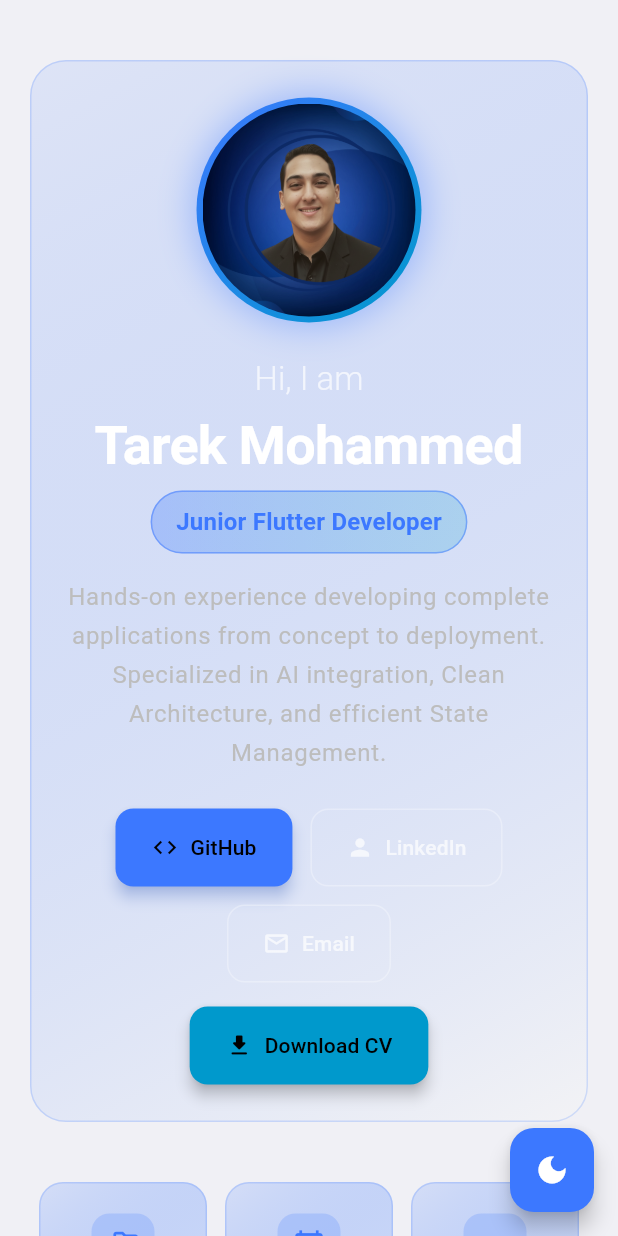
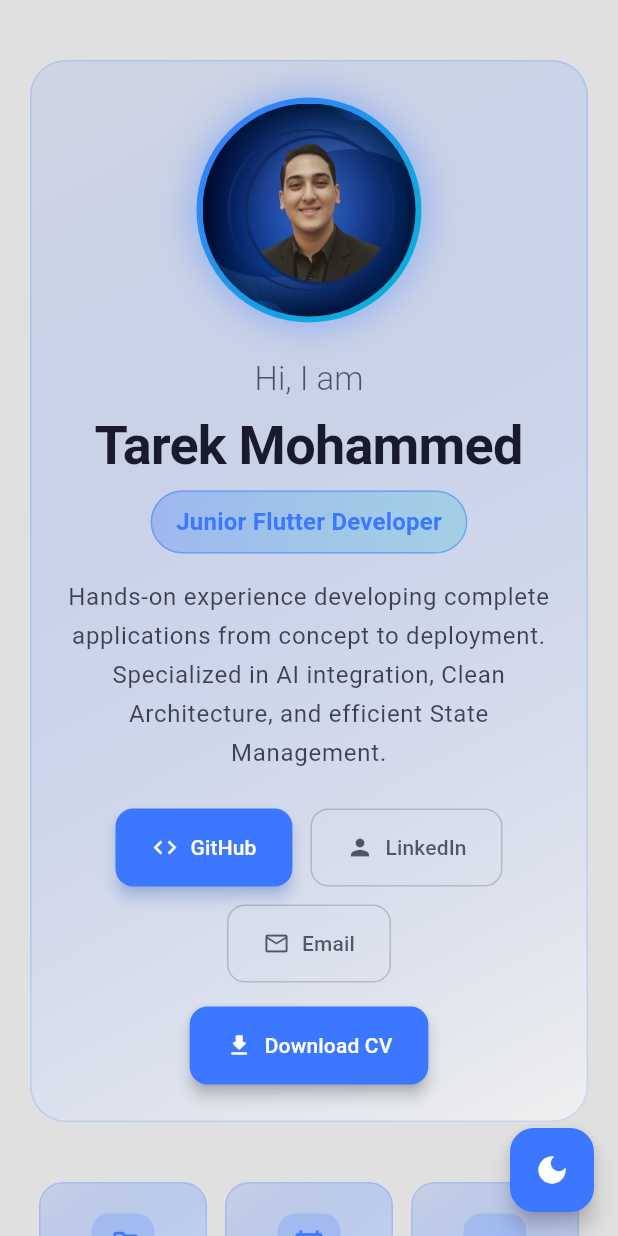
Before and after one commit to TarekMohammedgg/TarekMohammed.github.io, a Flutter app: the screen it shows after launch, after a tap on the "light mode" icon, on a phone screen of 412 x 824 dp. Run offline on Flutter 3.47's test engine with Material 3 defaults, Android fonts, the phone set to English and light mode, and no system bars.

Commit message:
update the light and dark mode

```diff
--- a/lib/features/home/presentation/views/desktop_layout.dart
+++ b/lib/features/home/presentation/views/desktop_layout.dart
@@ -16,8 +16,7 @@ class DesktopLayout extends StatelessWidget {
     final screenWidth = MediaQuery.of(context).size.width;
     final isWideDesktop = screenWidth > 1200;
 
-    return Scaffold(
-      body: SingleChildScrollView(
+    return SingleChildScrollView(
       child: Center(
         child: ConstrainedBox(
           constraints: const BoxConstraints(maxWidth: 1400),
@@ -83,7 +82,6 @@ class DesktopLayout extends StatelessWidget {
           ),
         ),
       ),
-      ),
     );
   }
 
@@ -112,7 +110,7 @@ class DesktopLayout extends StatelessWidget {
         Text(
           title,
           style: theme.textTheme.headlineMedium?.copyWith(
-            color: Colors.white,
+            color: theme.colorScheme.onSurface,
             fontWeight: FontWeight.bold,
             letterSpacing: -0.5,
           ),
@@ -136,16 +134,17 @@ class DesktopLayout extends StatelessWidget {
   }
 
   Widget _buildFooter(BuildContext context) {
+    final theme = Theme.of(context);
     return Container(
       padding: const EdgeInsets.symmetric(vertical: 32),
       child: Column(
         children: [
-          Divider(color: Colors.white.withOpacity(0.1)),
+          Divider(color: theme.colorScheme.onSurface.withOpacity(0.1)),
           const SizedBox(height: 24),
           Text(
             "© 2026 Tarek Mohammed. Built with Flutter ❤️",
             style: TextStyle(
-              color: Colors.white.withOpacity(0.5),
+              color: theme.colorScheme.onSurface.withOpacity(0.5),
               fontSize: 14,
             ),
           ),
--- a/lib/features/home/presentation/views/mobile_layout.dart
+++ b/lib/features/home/presentation/views/mobile_layout.dart
@@ -14,8 +14,7 @@ class MobileLayout extends StatelessWidget {
   Widget build(BuildContext context) {
     final vm = context.watch<PortfolioViewModel>();
 
-    return Scaffold(
-      body: SingleChildScrollView(
+    return SingleChildScrollView(
       child: Padding(
         padding: const EdgeInsets.symmetric(horizontal: 20, vertical: 40),
         child: Column(
@@ -72,7 +71,6 @@ class MobileLayout extends StatelessWidget {
           ],
         ),
       ),
-      ),
     );
   }
 
@@ -101,7 +99,7 @@ class MobileLayout extends StatelessWidget {
         Text(
           title,
           style: theme.textTheme.headlineSmall?.copyWith(
-            color: Colors.white,
+            color: theme.colorScheme.onSurface,
             fontWeight: FontWeight.bold,
           ),
         ),
@@ -121,16 +119,17 @@ class MobileLayout extends StatelessWidget {
   }
 
   Widget _buildFooter(BuildContext context) {
+    final theme = Theme.of(context);
     return Container(
       padding: const EdgeInsets.symmetric(vertical: 24),
       child: Column(
         children: [
-          Divider(color: Colors.white.withOpacity(0.1)),
+          Divider(color: theme.colorScheme.onSurface.withOpacity(0.1)),
           const SizedBox(height: 16),
           Text(
             "© 2026 Tarek Mohammed",
             style: TextStyle(
-              color: Colors.white.withOpacity(0.5),
+              color: theme.colorScheme.onSurface.withOpacity(0.5),
               fontSize: 13,
             ),
           ),
@@ -138,7 +137,7 @@ class MobileLayout extends StatelessWidget {
           Text(
             "Built with Flutter ❤️",
             style: TextStyle(
-              color: Colors.white.withOpacity(0.4),
+              color: theme.colorScheme.onSurface.withOpacity(0.4),
               fontSize: 12,
             ),
           ),
--- a/lib/features/home/presentation/views/profile.dart
+++ b/lib/features/home/presentation/views/profile.dart
@@ -48,6 +48,7 @@ class MyPortfolioApp extends StatelessWidget {
   }
 
   ThemeData _buildLightTheme() {
+    const darkTextColor = Color(0xFF1A1A2E);
     return ThemeData(
       useMaterial3: true,
       brightness: Brightness.light,
@@ -55,28 +56,38 @@ class MyPortfolioApp extends StatelessWidget {
         seedColor: const Color(0xFF3C78FF),
         brightness: Brightness.light,
         primary: const Color(0xFF3C78FF),
-        secondary: const Color(0xFF0099CC),
-        surface: const Color(0xFFF5F5F5),
+        onPrimary: Colors.white,
+        secondary: const Color(0xFF00B8D4),
+        surface: Colors.white,
+        onSurface: darkTextColor,
       ),
-      scaffoldBackgroundColor: const Color(0xFFF0F0F5),
-      cardTheme: CardThemeData(
-        color: Colors.white,
-        elevation: 4,
-        shape: RoundedRectangleBorder(borderRadius: BorderRadius.circular(16)),
-      ),
+      scaffoldBackgroundColor:
+          Colors.grey.shade300, // Sophisticated off-white shade
       textTheme: const TextTheme(
         displayLarge: TextStyle(
           fontWeight: FontWeight.bold,
-          color: Colors.black87,
+          color: darkTextColor,
         ),
         displayMedium: TextStyle(
           fontWeight: FontWeight.bold,
-          color: Colors.black87,
+          color: darkTextColor,
         ),
         displaySmall: TextStyle(
           fontWeight: FontWeight.bold,
-          color: Colors.black87,
+          color: darkTextColor,
         ),
+        headlineMedium: TextStyle(
+          fontWeight: FontWeight.bold,
+          color: darkTextColor,
+        ),
+        titleLarge: TextStyle(
+          fontWeight: FontWeight.bold,
+          color: darkTextColor,
+        ),
+        titleMedium: TextStyle(color: darkTextColor),
+        bodyLarge: TextStyle(color: darkTextColor),
+        bodyMedium: TextStyle(color: darkTextColor),
+        bodySmall: TextStyle(color: Color(0xFF505070)),
       ),
     );
   }
--- a/lib/features/home/presentation/views/widgets/about_me_section.dart
+++ b/lib/features/home/presentation/views/widgets/about_me_section.dart
@@ -56,7 +56,7 @@ class AboutMeSection extends StatelessWidget {
               Text(
                 "About Me",
                 style: theme.textTheme.headlineMedium?.copyWith(
-                  color: Colors.white,
+                  color: theme.colorScheme.onSurface,
                   fontWeight: FontWeight.bold,
                 ),
               ),
@@ -68,7 +68,7 @@ class AboutMeSection extends StatelessWidget {
           Text(
             vm.aboutMeIntro,
             style: theme.textTheme.bodyLarge?.copyWith(
-              color: Colors.grey[300],
+              color: theme.colorScheme.onSurface.withOpacity(0.8),
               height: 1.6,
             ),
           ),
@@ -127,7 +127,7 @@ class AboutMeSection extends StatelessWidget {
                   child: Text(
                     vm.aboutMeDetail,
                     style: theme.textTheme.bodyMedium?.copyWith(
-                      color: Colors.grey[400],
+                      color: theme.colorScheme.onSurface.withOpacity(0.7),
                       height: 1.6,
                     ),
                   ),
@@ -190,7 +190,7 @@ class AboutMeSection extends StatelessWidget {
               Text(
                 subtitle,
                 style: theme.textTheme.titleMedium?.copyWith(
-                  color: Colors.white,
+                  color: theme.colorScheme.onSurface,
                   fontWeight: FontWeight.bold,
                 ),
               ),
@@ -201,7 +201,7 @@ class AboutMeSection extends StatelessWidget {
                   child: Text(
                     detail,
                     style: theme.textTheme.bodySmall?.copyWith(
-                      color: Colors.grey[400],
+                      color: theme.colorScheme.onSurface.withOpacity(0.6),
                       height: 1.4,
                     ),
                   ),
--- a/lib/features/home/presentation/views/widgets/intro_section.dart
+++ b/lib/features/home/presentation/views/widgets/intro_section.dart
@@ -126,7 +126,7 @@ class IntroSection extends StatelessWidget {
           fit: BoxFit.cover,
           errorBuilder: (context, error, stackTrace) {
             return Container(
-              color: const Color(0xFF161622),
+              color: theme.colorScheme.surfaceContainerHighest,
               child: Icon(
                 Icons.person,
                 size: 60,
@@ -143,7 +143,7 @@ class IntroSection extends StatelessWidget {
     return Text(
       "Hi, I am",
       style: theme.textTheme.titleLarge?.copyWith(
-        color: Colors.white70,
+        color: theme.colorScheme.onSurface.withOpacity(0.7),
         fontWeight: FontWeight.w300,
       ),
     );
@@ -154,7 +154,7 @@ class IntroSection extends StatelessWidget {
       vm.name,
       style: theme.textTheme.displaySmall?.copyWith(
         fontWeight: FontWeight.bold,
-        color: Colors.white,
+        color: theme.colorScheme.onSurface,
         letterSpacing: -0.5,
       ),
     );
@@ -188,7 +188,7 @@ class IntroSection extends StatelessWidget {
       vm.bio,
       textAlign: isDesktop ? TextAlign.left : TextAlign.center,
       style: theme.textTheme.bodyLarge?.copyWith(
-        color: Colors.grey[400],
+        color: theme.colorScheme.onSurface.withOpacity(0.8),
         height: 1.6,
       ),
     );
@@ -204,8 +204,8 @@ class IntroSection extends StatelessWidget {
       icon: const Icon(Icons.download_rounded),
       label: const Text("Download CV"),
       style: ElevatedButton.styleFrom(
-        backgroundColor: theme.colorScheme.secondary,
-        foregroundColor: Colors.black,
+        backgroundColor: theme.colorScheme.primary,
+        foregroundColor: theme.colorScheme.onPrimary,
         padding: const EdgeInsets.symmetric(horizontal: 24, vertical: 16),
         shape: RoundedRectangleBorder(borderRadius: BorderRadius.circular(12)),
         elevation: 4,
--- a/lib/features/home/presentation/views/widgets/skill_chip.dart
+++ b/lib/features/home/presentation/views/widgets/skill_chip.dart
@@ -30,13 +30,10 @@ class _SkillChipState extends State<SkillChip> {
             begin: Alignment.topLeft,
             end: Alignment.bottomRight,
             colors: _isHovered
-                ? [
-                    theme.colorScheme.primary.withOpacity(0.4),
-                    theme.colorScheme.secondary.withOpacity(0.2),
-                  ]
+                ? [theme.colorScheme.primary, theme.colorScheme.secondary]
                 : [
-                    theme.colorScheme.primary.withOpacity(0.15),
-                    const Color(0xFF161622),
+                    theme.colorScheme.primary.withOpacity(0.1),
+                    theme.colorScheme.surface,
                   ],
           ),
           borderRadius: BorderRadius.circular(30),
@@ -59,7 +56,9 @@ class _SkillChipState extends State<SkillChip> {
         child: Text(
           widget.skill.name,
           style: TextStyle(
-            color: _isHovered ? Colors.white : Colors.white.withOpacity(0.9),
+            color: _isHovered
+                ? theme.colorScheme.onPrimary
+                : theme.colorScheme.onSurface,
             fontWeight: _isHovered ? FontWeight.w600 : FontWeight.w500,
             fontSize: 14,
           ),
--- a/lib/features/home/presentation/views/widgets/social_links.dart
+++ b/lib/features/home/presentation/views/widgets/social_links.dart
@@ -100,7 +100,7 @@ class _SocialButtonState extends State<_SocialButton> {
                   backgroundColor: _isHovered
                       ? theme.colorScheme.primary.withOpacity(0.9)
                       : theme.colorScheme.primary,
-                  foregroundColor: Colors.black,
+                  foregroundColor: theme.colorScheme.onPrimary,
                   padding: const EdgeInsets.symmetric(
                     horizontal: 24,
                     vertical: 16,
@@ -119,7 +119,7 @@ class _SocialButtonState extends State<_SocialButton> {
                 style: OutlinedButton.styleFrom(
                   foregroundColor: _isHovered
                       ? theme.colorScheme.primary
-                      : Colors.white70,
+                      : theme.colorScheme.onSurface.withOpacity(0.7),
                   padding: const EdgeInsets.symmetric(
                     horizontal: 24,
                     vertical: 16,
@@ -127,7 +127,7 @@ class _SocialButtonState extends State<_SocialButton> {
                   side: BorderSide(
                     color: _isHovered
                         ? theme.colorScheme.primary
-                        : Colors.white30,
+                        : theme.colorScheme.onSurface.withOpacity(0.2),
                     width: _isHovered ? 2 : 1,
                   ),
                   shape: RoundedRectangleBorder(
--- a/lib/features/home/presentation/views/widgets/stats_section.dart
+++ b/lib/features/home/presentation/views/widgets/stats_section.dart
@@ -85,7 +85,7 @@ class StatsSection extends StatelessWidget {
             style: TextStyle(
               fontSize: isDesktop ? 32 : 24,
               fontWeight: FontWeight.bold,
-              color: Colors.white,
+              color: theme.colorScheme.onSurface,
             ),
           ),
           const SizedBox(height: 4),
@@ -93,7 +93,7 @@ class StatsSection extends StatelessWidget {
             stat.label,
             style: TextStyle(
               fontSize: isDesktop ? 14 : 12,
-              color: Colors.white60,
+              color: theme.colorScheme.onSurface.withOpacity(0.6),
               fontWeight: FontWeight.w500,
             ),
           ),
```
Lines whose indentation alone changed are shown as unchanged.
